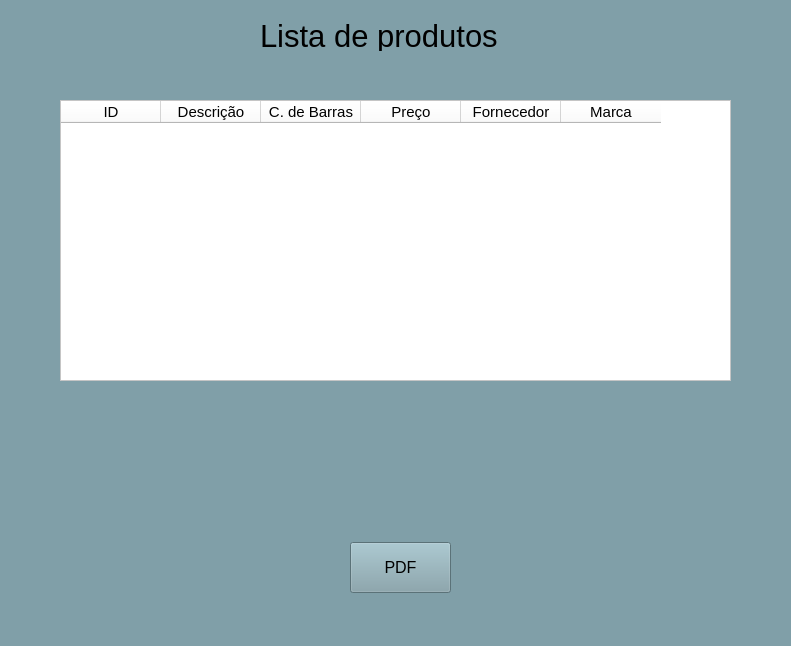
Before: the Qt Designer form Listar dados produtos.ui in LeonardoMateini/KBT_System, drawn with Qt 5.
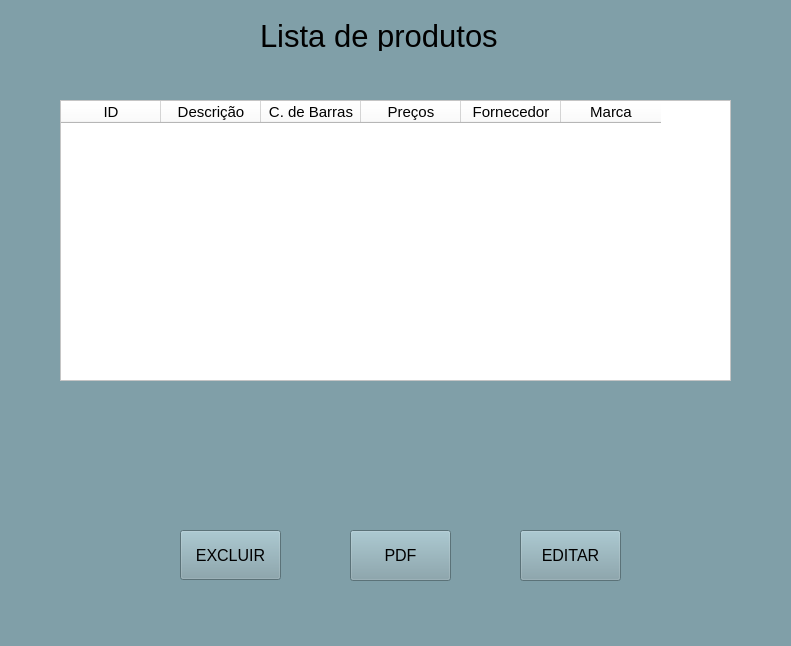
After: the same form once the commit is applied.

Commit message: incluído excluir, editar, salvar

What changed in the file:
```diff
--- a/Listar dados produtos.ui
+++ b/Listar dados produtos.ui
@@ -79,7 +79,7 @@
     </column>
     <column>
      <property name="text">
-      <string>Preço</string>
+      <string>Preços</string>
      </property>
      <property name="font">
       <font>
@@ -112,7 +112,7 @@
     <property name="geometry">
      <rect>
       <x>350</x>
-      <y>542</y>
+      <y>530</y>
       <width>101</width>
       <height>51</height>
      </rect>
@@ -126,6 +126,42 @@
      <string>PDF</string>
     </property>
    </widget>
+   <widget class="QPushButton" name="pushButton_2">
+    <property name="geometry">
+     <rect>
+      <x>180</x>
+      <y>530</y>
+      <width>101</width>
+      <height>50</height>
+     </rect>
+    </property>
+    <property name="font">
+     <font>
+      <pointsize>12</pointsize>
+     </font>
+    </property>
+    <property name="text">
+     <string>EXCLUIR</string>
+    </property>
+   </widget>
+   <widget class="QPushButton" name="pushButton_3">
+    <property name="geometry">
+     <rect>
+      <x>520</x>
+      <y>530</y>
+      <width>101</width>
+      <height>51</height>
+     </rect>
+    </property>
+    <property name="font">
+     <font>
+      <pointsize>12</pointsize>
+     </font>
+    </property>
+    <property name="text">
+     <string>EDITAR</string>
+    </property>
+   </widget>
   </widget>
   <widget class="QMenuBar" name="menubar">
    <property name="geometry">
```
The commit also changes 2 other files.
